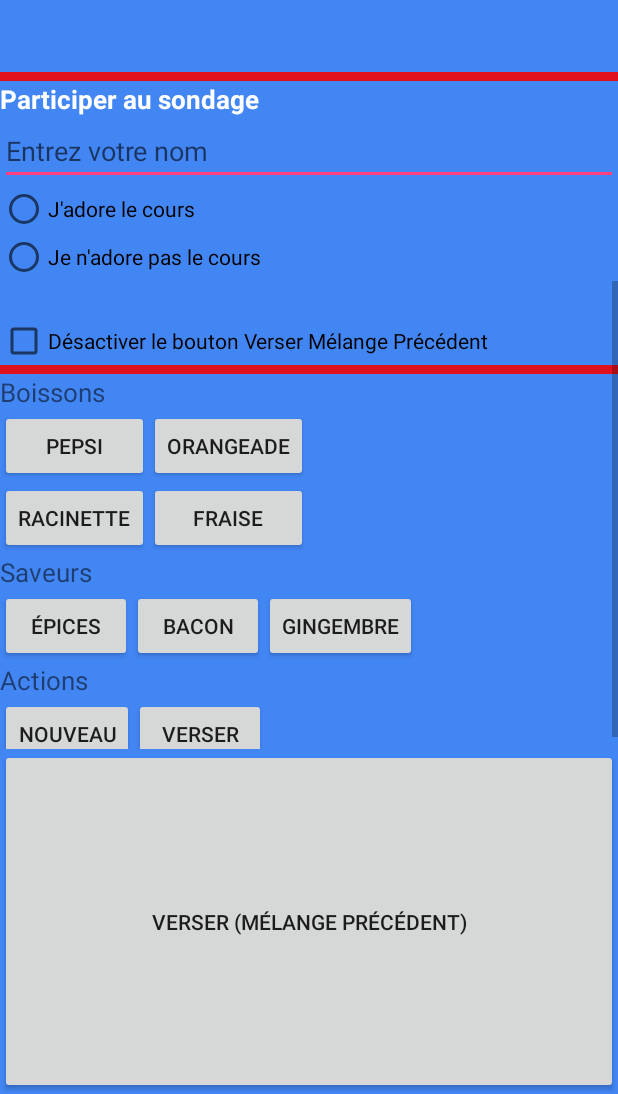
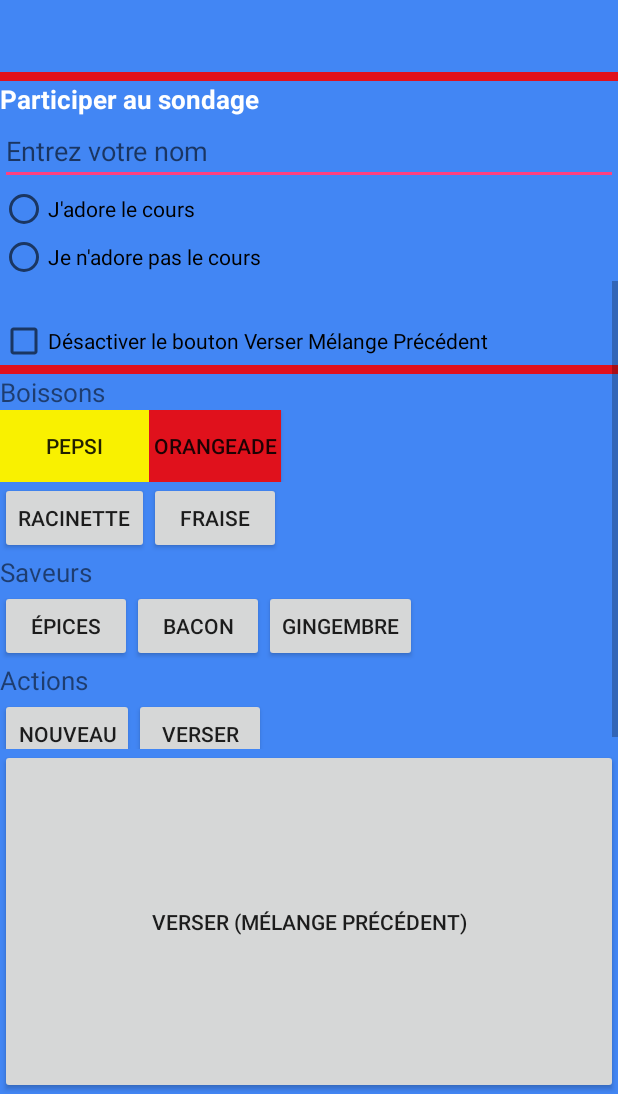
Before and after one commit to LudovicLAURICHESSE/InfoMobile_Distributeur, an Android app: the screen it shows after launch (MainActivity), scrolled down 376 dp, on a phone screen of 412 x 824 dp, the part 142-1236 px from its top. Run offline under Robolectric (Android 15) with nearby library versions, the phone set to English and light mode, and no system bars.

Commit message:
merge modifications Sylvain

```diff
--- a/Distributeur_depart/Distributeur/app/src/main/java/info/dicj/distributeur/MainActivity.java
+++ b/Distributeur_depart/Distributeur/app/src/main/java/info/dicj/distributeur/MainActivity.java
@@ -11,7 +11,7 @@ import android.widget.TextView;
 
 import info.dicj.distributeur.Distributeur.Distributeur;
 
-public class MainActivity extends AppCompatActivity{
+public class MainActivity extends AppCompatActivity {
 
     private Distributeur distributeur;
 
@@ -151,13 +151,10 @@ public class MainActivity extends AppCompatActivity{
             message.setText(R.string.message_nom_abs);
         }
         else if (adore){
-            message.setText("Bonjour " + nom.getText().toString() + " merci de ton entrain!");
+            message.setText(getString(R.string.bonjour) + nom.getText().toString() + getString(R.string.merci));
         }
         else {
-            message.setText("Bonjour " + nom.getText().toString() + " ne perds pas espoir!");
+            message.setText(getString(R.string.bonjour) + nom.getText().toString() + getString(R.string.pasmerci));
         }
     }
-
-
-
 }
--- a/Distributeur_depart/Distributeur/app/src/main/res/layout/distributeur.xml
+++ b/Distributeur_depart/Distributeur/app/src/main/res/layout/distributeur.xml
@@ -103,12 +103,14 @@
 
                 <TableRow>
                     <Button
+                        style="@style/Boutton"
                         android:layout_width="wrap_content"
                         android:layout_height="wrap_content"
                         android:layout_column="0"
                         android:text="@string/pepsi"/>
 
                     <Button
+                        style="@style/Boutton.Boisson"
                         android:layout_width="wrap_content"
                         android:layout_height="wrap_content"
                         android:layout_column="1"
--- a/Distributeur_depart/Distributeur/app/src/main/res/values/strings.xml
+++ b/Distributeur_depart/Distributeur/app/src/main/res/values/strings.xml
@@ -21,4 +21,7 @@
     <string name="je_n_adore_pas_le_cours">Je n\'adore pas le cours</string>
     <string name="message_nom_abs">Met un nom, soit pas timide!</string>
     <string name="check_bouton_verser">Désactiver le bouton Verser Mélange Précédent</string>
+    <string name="bonjour">Bonjour </string>
+    <string name="merci"> merci de ton entrain!</string>
+    <string name="pasmerci"> ne perds pas espoir!</string>
 </resources>
--- a/Distributeur_depart/Distributeur/app/src/main/res/values/styles.xml
+++ b/Distributeur_depart/Distributeur/app/src/main/res/values/styles.xml
@@ -8,4 +8,11 @@
         <item name="colorAccent">@color/colorAccent</item>
     </style>
 
+    <style name="Boutton">
+        <item name="android:background">@color/jaune</item>
+    </style>
+
+    <style name="Boutton.Boisson">
+        <item name="android:background">@color/rouge</item>
+    </style>
 </resources>
```
Also changed, not shown: 1 other file.
